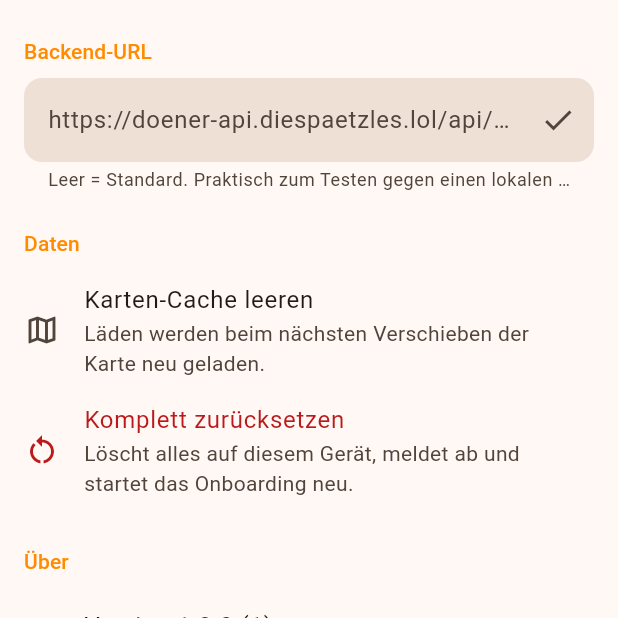
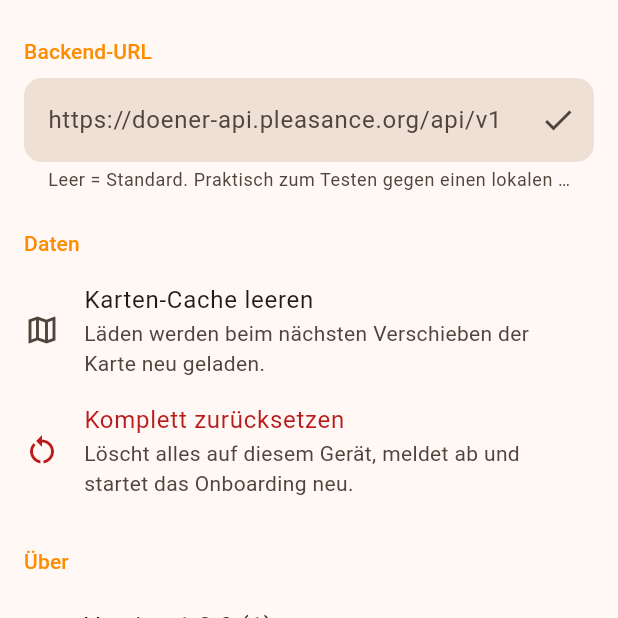
Before and after one commit to robinchoice/DoenerApp, a Flutter app: the SettingsScreen screen opened directly, on a phone screen of 412 x 824 dp, the part 522-1140 px from its top. Run offline on Flutter 3.47's test engine with Material 3 defaults, Android fonts, the phone set to English and light mode, and no system bars; our stand-ins replace flutter_secure_storage, geolocator, google_maps_flutter, image_picker, package_info_plus, qr_flutter and 5 more; missing offline and left inert: dart:js_interop; accounts and stored records are empty.

Commit message:
chore: move API and Coolify endpoints to pleasance.org
New mobile builds default to doener-api.pleasance.org and the deploy job
talks to coolify.pleasance.org. The old hosts stay reachable for installed
clients.

Co-Authored-By: Claude Opus 5.5 <noreply@anthropic.com>

```diff
--- a/app/lib/src/core/api.dart
+++ b/app/lib/src/core/api.dart
@@ -4,7 +4,7 @@ import 'dart:convert';
 import 'package:flutter/foundation.dart';
 import 'package:http/http.dart' as http;
 
-const _productionApi = 'https://doener-api.diespaetzles.lol/api/v1';
+const _productionApi = 'https://doener-api.pleasance.org/api/v1';
 const _apiFromBuild = String.fromEnvironment('API_BASE');
 
 /// Build-time default: `--dart-define=API_BASE=…`, otherwise same origin on
```
Also changed, not shown: 1 other file.
